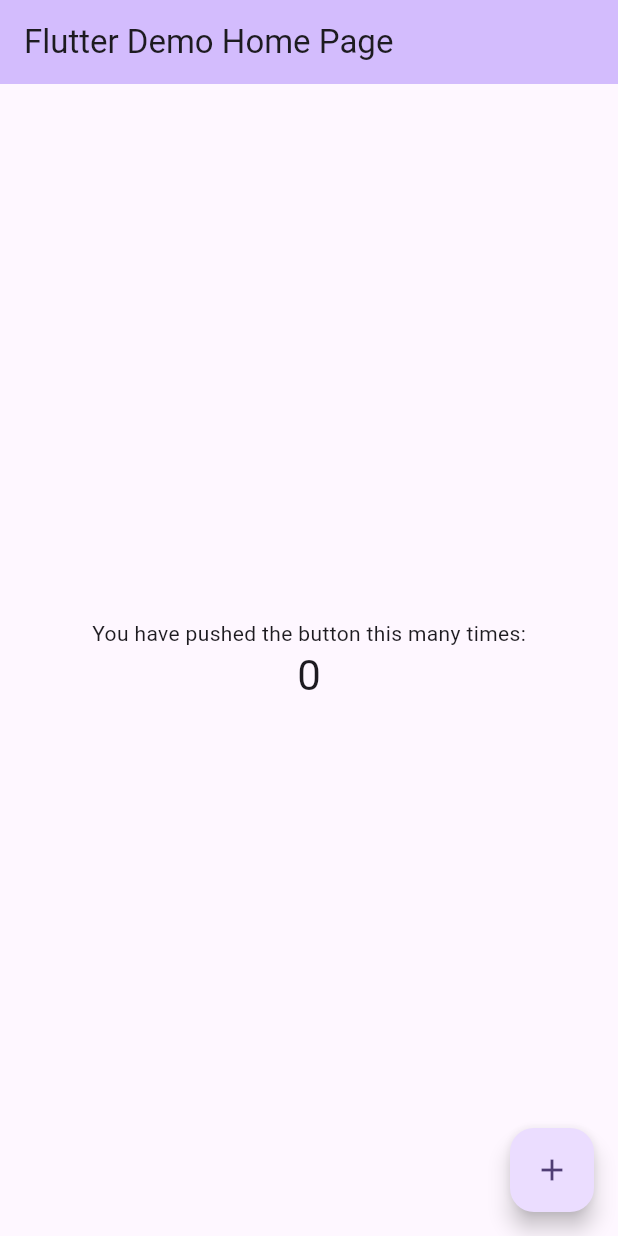
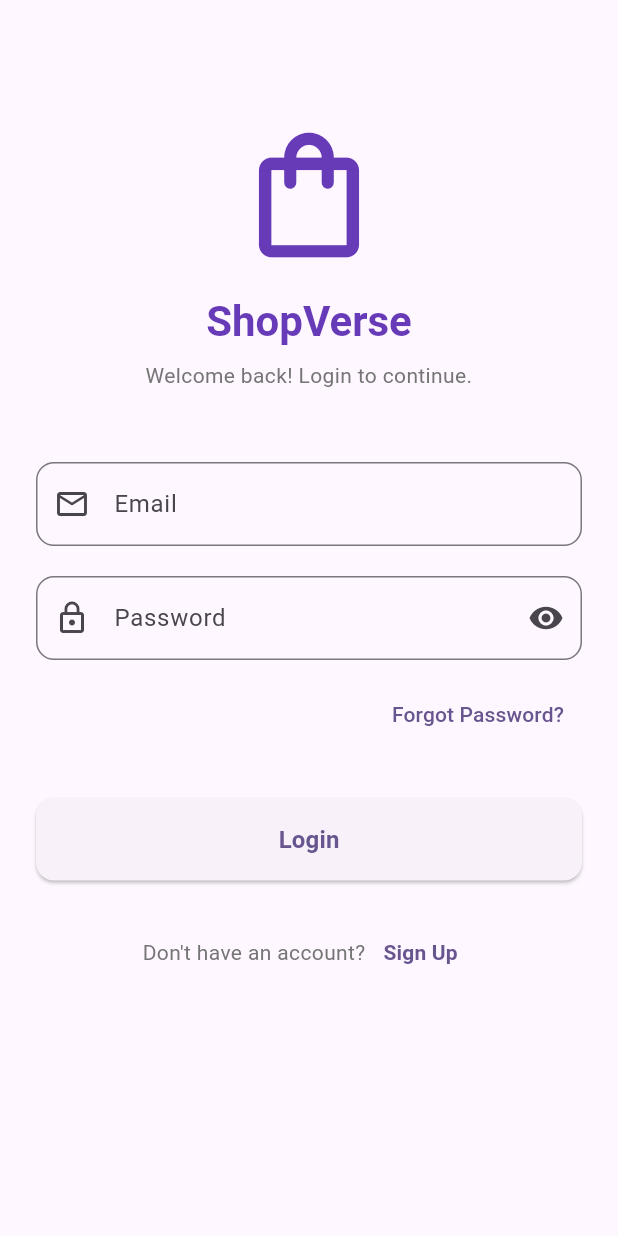
Before and after one commit to Herryyy28/shopverse, a Flutter app: the screen it shows after launch, on a phone screen of 412 x 824 dp. Run offline on Flutter 3.47's test engine with Material 3 defaults, Android fonts, the phone set to English and light mode, and no system bars.

Commit message:
09-06-2026
First we created the loginpage and Signuppage

```diff
--- /dev/null
+++ b/lib/login_screen.dart
@@ -0,0 +1,165 @@
+import 'package:flutter/material.dart';
+import 'signup_screen.dart';
+import 'home_screen.dart';
+
+class LoginScreen extends StatefulWidget {
+  const LoginScreen({super.key});
+
+  @override
+  State<LoginScreen> createState() => _LoginScreenState();
+}
+
+class _LoginScreenState extends State<LoginScreen> {
+  final _formKey = GlobalKey<FormState>();
+  final _emailController = TextEditingController();
+  final _passwordController = TextEditingController();
+  bool _isPasswordVisible = false;
+
+  @override
+  void dispose() {
+    _emailController.dispose();
+    _passwordController.dispose();
+    super.dispose();
+  }
+
+  @override
+  Widget build(BuildContext context) {
+    return Scaffold(
+      body: SafeArea(
+        child: SingleChildScrollView(
+          padding: const EdgeInsets.symmetric(horizontal: 24.0, vertical: 40.0),
+          child: Form(
+            key: _formKey,
+            child: Column(
+              crossAxisAlignment: CrossAxisAlignment.stretch,
+              children: [
+                const SizedBox(height: 40),
+                const Icon(
+                  Icons.shopping_bag_outlined,
+                  size: 100,
+                  color: Colors.deepPurple,
+                ),
+                const SizedBox(height: 16),
+                Text(
+                  'ShopVerse',
+                  textAlign: TextAlign.center,
+                  style: Theme.of(context).textTheme.headlineMedium?.copyWith(
+                        fontWeight: FontWeight.bold,
+                        color: Colors.deepPurple,
+                      ),
+                ),
+                const SizedBox(height: 8),
+                Text(
+                  'Welcome back! Login to continue.',
+                  textAlign: TextAlign.center,
+                  style: Theme.of(context).textTheme.bodyMedium?.copyWith(
+                        color: Colors.grey[600],
+                      ),
+                ),
+                const SizedBox(height: 48),
+                TextFormField(
+                  controller: _emailController,
+                  keyboardType: TextInputType.emailAddress,
+                  decoration: const InputDecoration(
+                    labelText: 'Email',
+                    hintText: 'Enter your email',
+                    prefixIcon: Icon(Icons.email_outlined),
+                  ),
+                  validator: (value) {
+                    if (value == null || value.isEmpty) {
+                      return 'Please enter your email';
+                    }
+                    if (!RegExp(r'^[\w-\.]+@([\w-]+\.)+[\w-]{2,4}$').hasMatch(value)) {
+                      return 'Please enter a valid email';
+                    }
+                    return null;
+                  },
+                ),
+                const SizedBox(height: 20),
+                TextFormField(
+                  controller: _passwordController,
+                  obscureText: !_isPasswordVisible,
+                  decoration: InputDecoration(
+                    labelText: 'Password',
+                    hintText: 'Enter your password',
+                    prefixIcon: const Icon(Icons.lock_outline),
+                    suffixIcon: IconButton(
+                      icon: Icon(
+                        _isPasswordVisible
+                            ? Icons.visibility_off
+                            : Icons.visibility,
+                      ),
+                      onPressed: () {
+                        setState(() {
+                          _isPasswordVisible = !_isPasswordVisible;
+                        });
+                      },
+                    ),
+                  ),
+                  validator: (value) {
+                    if (value == null || value.isEmpty) {
+                      return 'Please enter your password';
+                    }
+                    if (value.length < 6) {
+                      return 'Password must be at least 6 characters';
+                    }
+                    return null;
+                  },
+                ),
+                const SizedBox(height: 12),
+                Align(
+                  alignment: Alignment.centerRight,
+                  child: TextButton(
+                    onPressed: () {
+                      // Handle forgot password
+                    },
+                    child: const Text('Forgot Password?'),
+                  ),
+                ),
+                const SizedBox(height: 32),
+                ElevatedButton(
+                  onPressed: () {
+                    if (_formKey.currentState!.validate()) {
+                      Navigator.pushReplacement(
+                        context,
+                        MaterialPageRoute(builder: (context) => const HomeScreen()),
+                      );
+                    }
+                  },
+                  child: const Text(
+                    'Login',
+                    style: TextStyle(fontSize: 16, fontWeight: FontWeight.bold),
+                  ),
+                ),
+                const SizedBox(height: 24),
+                Row(
+                  mainAxisAlignment: MainAxisAlignment.center,
+                  children: [
+                    Text(
+                      "Don't have an account?",
+                      style: TextStyle(color: Colors.grey[600]),
+                    ),
+                    TextButton(
+                      onPressed: () {
+                        Navigator.push(
+                          context,
+                          MaterialPageRoute(
+                            builder: (context) => const SignupScreen(),
+                          ),
+                        );
+                      },
+                      child: const Text(
+                        'Sign Up',
+                        style: TextStyle(fontWeight: FontWeight.bold),
+                      ),
+                    ),
+                  ],
+                ),
+              ],
+            ),
+          ),
+        ),
+      ),
+    );
+  }
+}
--- a/lib/main.dart
+++ b/lib/main.dart
@@ -1,122 +1,37 @@
 import 'package:flutter/material.dart';
+import 'login_screen.dart';
 
 void main() {
-  runApp(const MyApp());
+  runApp(const ShopVerseApp());
 }
 
-class MyApp extends StatelessWidget {
-  const MyApp({super.key});
+class ShopVerseApp extends StatelessWidget {
+  const ShopVerseApp({super.key});
 
-  // This widget is the root of your application.
   @override
   Widget build(BuildContext context) {
     return MaterialApp(
-      title: 'Flutter Demo',
+      title: 'ShopVerse',
+      debugShowCheckedModeBanner: false,
       theme: ThemeData(
-        // This is the theme of your application.
-        //
-        // TRY THIS: Try running your application with "flutter run". You'll see
-        // the application has a purple toolbar. Then, without quitting the app,
-        // try changing the seedColor in the colorScheme below to Colors.green
-        // and then invoke "hot reload" (save your changes or press the "hot
-        // reload" button in a Flutter-supported IDE, or press "r" if you used
-        // the command line to start the app).
-        //
-        // Notice that the counter didn't reset back to zero; the application
-        // state is not lost during the reload. To reset the state, use hot
-        // restart instead.
-        //
-        // This works for code too, not just values: Most code changes can be
-        // tested with just a hot reload.
-        colorScheme: .fromSeed(seedColor: Colors.deepPurple),
+        colorScheme: ColorScheme.fromSeed(seedColor: Colors.deepPurple),
+        useMaterial3: true,
+        inputDecorationTheme: InputDecorationTheme(
+          border: OutlineInputBorder(
+            borderRadius: BorderRadius.circular(12),
+          ),
+          contentPadding: const EdgeInsets.symmetric(horizontal: 16, vertical: 16),
+        ),
+        elevatedButtonTheme: ElevatedButtonThemeData(
+          style: ElevatedButton.styleFrom(
+            padding: const EdgeInsets.symmetric(vertical: 16),
+            shape: RoundedRectangleBorder(
+              borderRadius: BorderRadius.circular(12),
+            ),
+          ),
+        ),
       ),
-      home: const MyHomePage(title: 'Flutter Demo Home Page'),
+      home: const LoginScreen(),
     );
   }
 }
-
-class MyHomePage extends StatefulWidget {
-  const MyHomePage({super.key, required this.title});
-
-  // This widget is the home page of your application. It is stateful, meaning
-  // that it has a State object (defined below) that contains fields that affect
-  // how it looks.
-
-  // This class is the configuration for the state. It holds the values (in this
-  // case the title) provided by the parent (in this case the App widget) and
-  // used by the build method of the State. Fields in a Widget subclass are
-  // always marked "final".
-
-  final String title;
-
-  @override
-  State<MyHomePage> createState() => _MyHomePageState();
-}
-
-class _MyHomePageState extends State<MyHomePage> {
-  int _counter = 0;
-
-  void _incrementCounter() {
-    setState(() {
-      // This call to setState tells the Flutter framework that something has
-      // changed in this State, which causes it to rerun the build method below
-      // so that the display can reflect the updated values. If we changed
-      // _counter without calling setState(), then the build method would not be
-      // called again, and so nothing would appear to happen.
-      _counter++;
-    });
-  }
-
-  @override
-  Widget build(BuildContext context) {
-    // This method is rerun every time setState is called, for instance as done
-    // by the _incrementCounter method above.
-    //
-    // The Flutter framework has been optimized to make rerunning build methods
-    // fast, so that you can just rebuild anything that needs updating rather
-    // than having to individually change instances of widgets.
-    return Scaffold(
-      appBar: AppBar(
-        // TRY THIS: Try changing the color here to a specific color (to
-        // Colors.amber, perhaps?) and trigger a hot reload to see the AppBar
-        // change color while the other colors stay the same.
-        backgroundColor: Theme.of(context).colorScheme.inversePrimary,
-        // Here we take the value from the MyHomePage object that was created by
-        // the App.build method, and use it to set our appbar title.
-        title: Text(widget.title),
-      ),
-      body: Center(
-        // Center is a layout widget. It takes a single child and positions it
-        // in the middle of the parent.
-        child: Column(
-          // Column is also a layout widget. It takes a list of children and
-          // arranges them vertically. By default, it sizes itself to fit its
-          // children horizontally, and tries to be as tall as its parent.
-          //
-          // Column has various properties to control how it sizes itself and
-          // how it positions its children. Here we use mainAxisAlignment to
-          // center the children vertically; the main axis here is the vertical
-          // axis because Columns are vertical (the cross axis would be
-          // horizontal).
-          //
-          // TRY THIS: Invoke "debug painting" (choose the "Toggle Debug Paint"
-          // action in the IDE, or press "p" in the console), to see the
-          // wireframe for each widget.
-          mainAxisAlignment: .center,
-          children: [
-            const Text('You have pushed the button this many times:'),
-            Text(
-              '$_counter',
-              style: Theme.of(context).textTheme.headlineMedium,
-            ),
-          ],
-        ),
-      ),
-      floatingActionButton: FloatingActionButton(
-        onPressed: _incrementCounter,
-        tooltip: 'Increment',
-        child: const Icon(Icons.add),
-      ),
-    );
-  }
-}
```
Also changed, not shown: lib/home_screen.dart (added, +67 -0 lines), lib/signup_screen.dart (added, +188 -0 lines), 1 other file.
